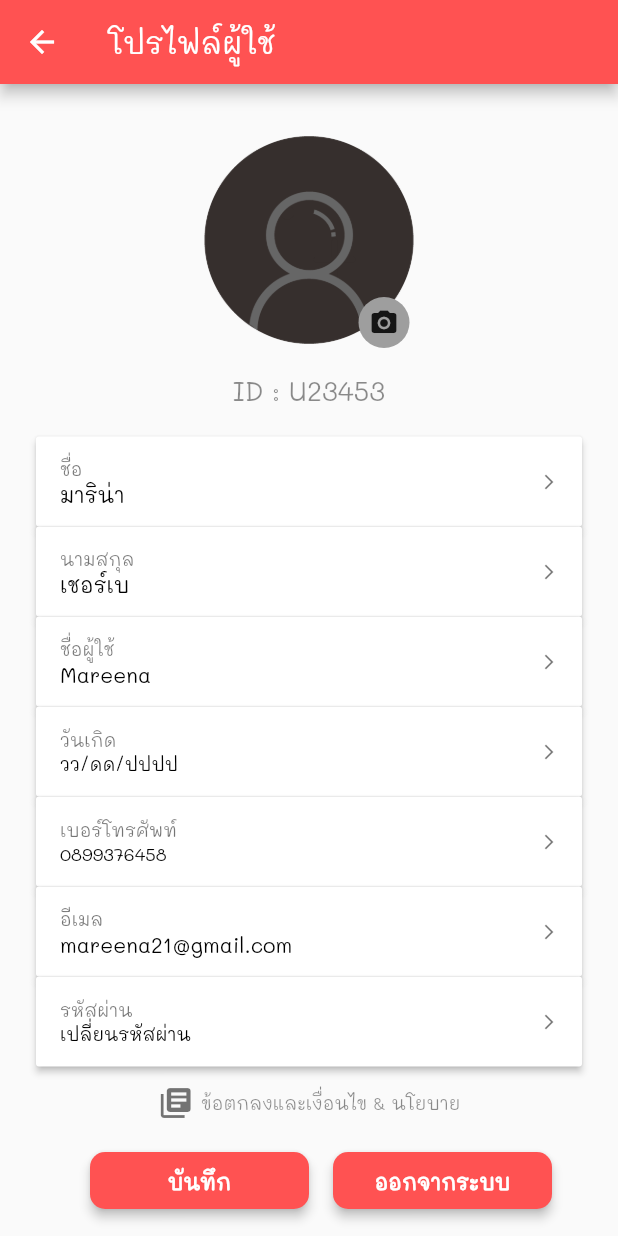
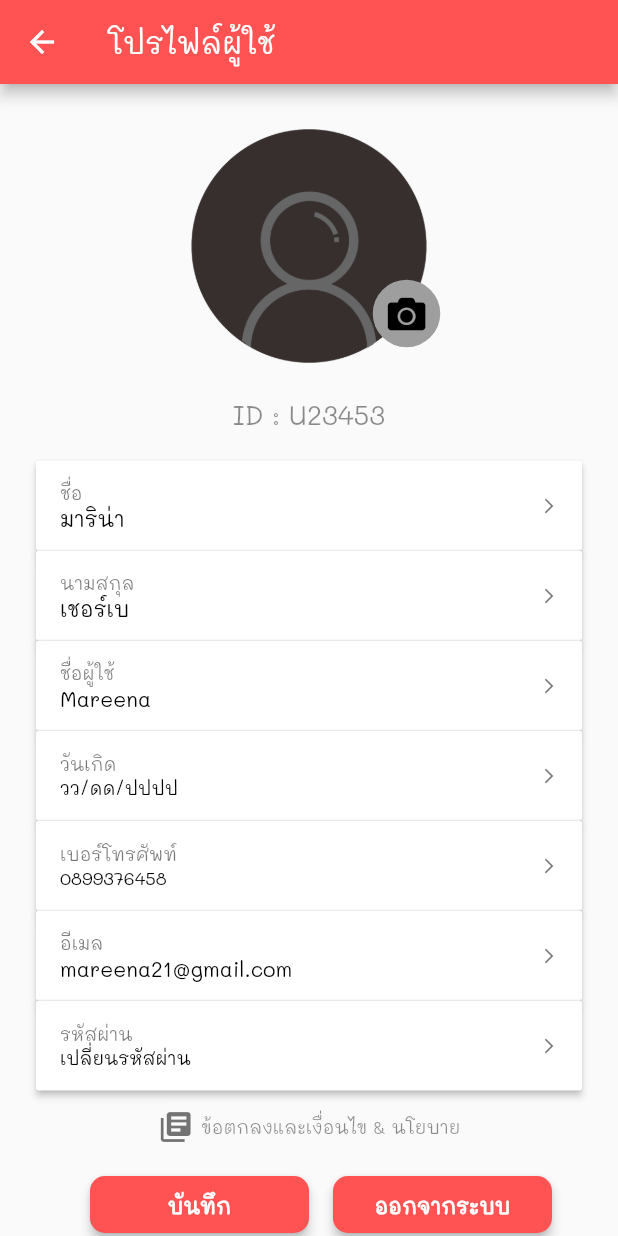
Before and after one commit to GNAPPANG/pointplus-v2, a Flutter app: the ProfileUser screen opened directly, on a phone screen of 412 x 824 dp. Run offline on Flutter 3.47's test engine with Material 2 defaults, Android fonts, the phone set to English and light mode, and no system bars; our stand-ins replace curved_navigation_bar, font_awesome_flutter, image_picker; missing offline and left inert: qrscan.

Commit message:
pro user

```diff
--- a/lib/store/profile_store.dart
+++ b/lib/store/profile_store.dart
@@ -14,7 +14,7 @@
 import 'package:point_plus_v2/store/prostore/name_repro.dart';
 import 'package:point_plus_v2/store/prostore/password_repro.dart';
 import 'package:point_plus_v2/store/prostore/phone_repro.dart';
-import 'package:point_plus_v2/user/main_page.dart';
+
 
 final mali = 'Mali';
 final kalam = 'Kalam';
--- a/lib/user/main_page.dart
+++ b/lib/user/main_page.dart
@@ -184,7 +184,7 @@
                     ),
                   ),
                   SizedBox(
-                    height: 50.0,
+                    height: 100.0,
                   ),
                 ],
               ),
@@ -262,7 +262,7 @@
       crossAxisAlignment: CrossAxisAlignment.start,
       children: <Widget>[
         Container(
-          height: 150,
+          height: 220,
           decoration: BoxDecoration(
             image: DecorationImage(
               image: AssetImage(img),
@@ -286,8 +286,6 @@
             ],
           ),
         ),
-
-
       ],
     ),
   );
--- a/lib/user/profile_user.dart
+++ b/lib/user/profile_user.dart
@@ -2,6 +2,7 @@
 import 'package:flutter/material.dart';
 import 'package:flutter/rendering.dart';
 import 'package:flutter/widgets.dart';
+import 'package:font_awesome_flutter/font_awesome_flutter.dart';
 
 import 'package:flutter/cupertino.dart';
 import 'dart:math' as math;
@@ -26,143 +27,63 @@
 }
 
 class _ProfileUserState extends State<ProfileUser> {
-  File imageFile;
+  File _image;
 
-  String xxx="วว/ดด/ปปปป";
-
-  _openGallary(BuildContext context) async {
-    var picture = await ImagePicker.pickImage(source: ImageSource.gallery);
-    this.setState(() {
-      imageFile = picture;
+  Future<void> captureImage(ImageSource imageSource) async {
+    try {
+      final imageFile = await ImagePicker.pickImage(source: imageSource);
+      setState(() {
+        _image = imageFile;
       });
-    Navigator.of(context).pop();
+    } catch (e) {
+      print(e);
+    }
   }
 
-  _openCamera(BuildContext context) async {
-    var picture = await ImagePicker.pickImage(source: ImageSource.camera);
-    this.setState(() {
-      imageFile = picture;
-    });
-    Navigator.of(context).pop();
+  Widget _buildImage() {
+    if (_image != null) {
+      return Image.file(_image);
+    } else {
+      return Text('Take an image to start', style: TextStyle(fontSize: 18.0));
+    }
   }
 
-  Future<void> _showChoiceDialog(BuildContext context) {
-    return showDialog(
+
+  void _showActionSheet() {
+    showModalBottomSheet(
         context: context,
         builder: (BuildContext context) {
-          return AlertDialog(
-            title: Text('Make a Choice!'),
-            content: SingleChildScrollView(
-              child: ListBody(
+          return SafeArea(
+            child: Column(
+              mainAxisSize: MainAxisSize.min,
               children: <Widget>[
-                  GestureDetector(
-                    child: Text('Gallary'),
-                    onTap: () {
-                      _openGallary(context);
+                new ListTile(
+                  leading: new Icon(Icons.photo_camera),
+                  title: new Text("Camera"),
+                  onTap: () async {
+                    captureImage(ImageSource.camera);
+                    Navigator.of(context).pop();
                   },
                 ),
-                  Padding(
-                    padding: EdgeInsets.all(8.0),
-                  ),
-                  GestureDetector(
-                    child: Text('Camera'),
-                    onTap: () {
-                      _openCamera(context);
+                new ListTile(
+                  leading: new Icon(Icons.photo_library),
+                  title: new Text("Gallery"),
+                  onTap: () async {
+                    captureImage(ImageSource.gallery);
+                    Navigator.of(context).pop();
                   },
                 ),
               ],
-              ),
             ),
           );
         });
   }
 
-  _selectImageProfile() {
-    debugPrint('profile image');
-//    _showChoiceDialog(context);
-    //_openCamera(context);
-    _openGallary(context);
-  }
+  String xxx = "วว/ดด/ปปปป";
 
   int _gValue;
 
-  _imageProfile() {
-    if (imageFile == null) {
-      return Container(
-        height: 160,
-        width: 160,
-        decoration: BoxDecoration(
-//          border: Border.all(),
-          shape: BoxShape.circle,
-          image: DecorationImage(
-            image: AssetImage('assets/images/upload.png'),
-            fit: BoxFit.cover,
-          ),
-        ),
-        child: Container(
-          child: Padding(
-            padding: const EdgeInsets.only(left: 100, top: 110),
-            child: IconButton(
-              icon: Container(
-                height: 200.0,
-                width: 200.0,
-                decoration: BoxDecoration(
-                  color: Colors.grey,
-                  shape: BoxShape.circle,
-                ),
-                child: Icon(
-                  Icons.camera_alt,
-                  size: 20,
-                ),
-              ),
-              onPressed: () {
-                _showChoiceDialog(context);
-              },
-            ),
-          ),
-        ),
-      );
-    } else {
-      return Stack(
-        children: <Widget>[
-          Container(
-            width: 160.0,
-            height: 160.0,
-            decoration: BoxDecoration(
-              shape: BoxShape.circle,
-              image: DecorationImage(
-                image: ExactAssetImage(imageFile.path),
-                fit: BoxFit.cover,
-              ),
-            ),
-            child: Padding(
-              padding: const EdgeInsets.only(left: 100, top: 120),
-              child: IconButton(
-                icon: Container(
-                  height: 200.0,
-                  width: 200.0,
-                  decoration: BoxDecoration(
-                    color: Colors.grey,
-                    shape: BoxShape.circle,
-                  ),
-                  child: Icon(
-                    Icons.camera_alt,
-                    size: 20,
-                  ),
-                ),
-                onPressed: () {
-                  _showChoiceDialog(context);
-                },
-              ),
-            ),
-          ),
-        ],
-      );
-    }
-  }
-
   DateTime _dateTime = DateTime.now();
-
 
   datetime() {
     return CupertinoDatePicker(
@@ -171,7 +92,6 @@
         print(newdate);
         setState(() {
           _dateTime = newdate;
-
         });
       },
       use24hFormat: true,
@@ -210,21 +130,7 @@
       body: SingleChildScrollView(
         child: Column(
           children: <Widget>[
-            SizedBox(
-              height: 24.0,
-            ),
-            Stack(
-              children: <Widget>[
-                Container(
-                  child: Container(
-                    child: _imageProfile(),
-                  ),
-                ),
-                SizedBox(
-                  height: 50,
-                ),
-              ],
-            ),
+
             Container(
               alignment: Alignment.topCenter,
               child: SingleChildScrollView(
@@ -236,6 +142,52 @@
                     children: <Widget>[
                       SizedBox(
                         height: 8.0,
+                      ),
+                      Stack(
+                        alignment: Alignment.center,
+                        children: <Widget>[
+
+                          Align(
+                            alignment: Alignment.center,
+                            child: CircleAvatar(
+                              radius: 100,
+                              backgroundColor: Colors.transparent,
+                              child: ClipOval(
+                                child: new SizedBox(
+                                  width: 180.0,
+                                  height: 180.0,
+                                  child: (_image != null)
+                                      ? Image.file(
+                                          _image,
+                                          fit: BoxFit.fill,
+                                        )
+                                      : Image.asset('assets/images/upload.png'),
+                                ),
+                              ),
+                            ),
+                          ),
+                          Padding(
+                            padding: EdgeInsets.only(left: 130, top: 90),
+                            child: Container(
+                              width: 45,
+                              height: 45,
+                              decoration: BoxDecoration(
+                                shape: BoxShape.circle,
+                                color: Colors.grey,
+                              ),
+                              child: IconButton(
+                                icon: Icon(
+                                  FontAwesomeIcons.camera,
+                                  color: Colors.black,
+                                  size: 25.0,
+                                ),
+                                onPressed: () {
+                                  _showActionSheet();
+                                },
+                              ),
+                            ),
+                          ),
+                        ],
                       ),
                       Text(
                         'ID : U23453',
@@ -428,7 +380,8 @@
                                   context: context,
                                   builder: (BuildContext builder) {
                                     return Column(
-                                      crossAxisAlignment: CrossAxisAlignment.end,
+                                      crossAxisAlignment:
+                                          CrossAxisAlignment.end,
                                       children: <Widget>[
                                         Padding(
                                           padding: const EdgeInsets.only(
@@ -441,7 +394,11 @@
                                               // ดึงวันที่ใส่ใน textformfield
                                               print('${_dateTime.day}');
                                               setState(() {
-                                                  xxx = _dateTime.day.toString()+'/'+ _dateTime.month.toString() + '/' + _dateTime.year.toString() ;
+                                                xxx = _dateTime.day.toString() +
+                                                    '/' +
+                                                    _dateTime.month.toString() +
+                                                    '/' +
+                                                    _dateTime.year.toString();
                                               });
 
                                               Navigator.pop(context);
@@ -777,18 +734,3 @@
     );
   }
 }
-
-//Widget datetime() {
-//  return CupertinoDatePicker(
-//    initialDateTime: DateTime.now(),
-//    onDateTimeChanged: (DateTime newdate) {
-//      print(newdate);
-//    },
-//    use24hFormat: true,
-//    maximumDate: new DateTime(2020, 12, 30),
-//    minimumYear: 1900,
-//    maximumYear: 2020,
-//    minuteInterval: 1,
-//    mode: CupertinoDatePickerMode.date,
-//  );
-//}
--- a/pubspec.yaml
+++ b/pubspec.yaml
@@ -27,6 +27,7 @@
   # Use with the CupertinoIcons class for iOS style icons.
   cupertino_icons: ^0.1.2
   qrscan: ^0.2.17
+  font_awesome_flutter: ^8.7.0
 
 dev_dependencies:
   flutter_test:
```
Also changed, not shown: lib/store/manage_store.dart (+50 -120 lines), pubspec.lock. Lines whose indentation alone changed are shown as unchanged.
